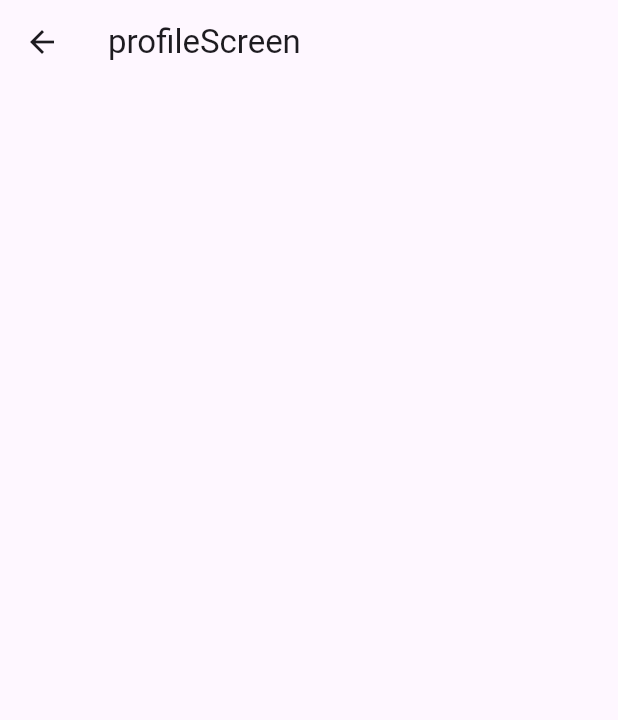
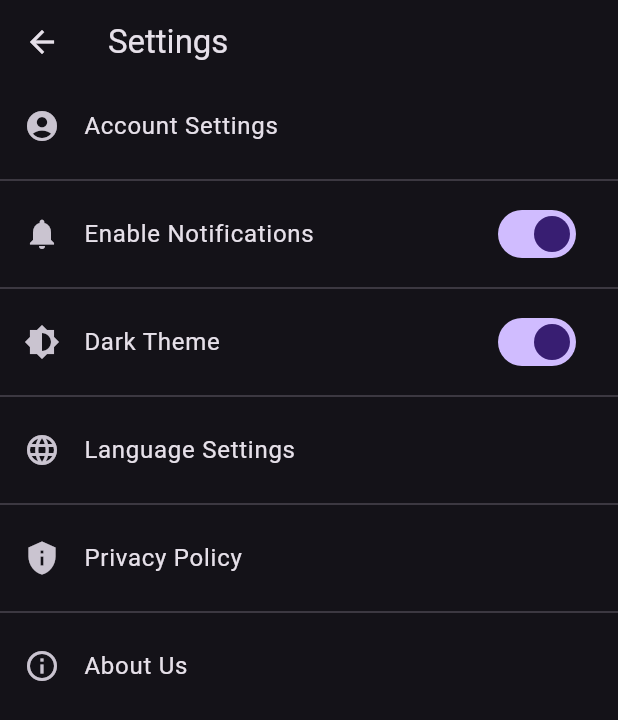
Before and after one commit to RAWAN3830/e-commerce, a Flutter app: the ProfileScreen screen opened directly, on a phone screen of 412 x 824 dp. Shown: the top 720 px of the screen. Run offline on Flutter 3.47's test engine with Material 3 defaults, Android fonts, the phone set to English and light mode, and no system bars; our stand-ins replace carousel_slider, cloud_firestore, custom_rating_bar, dio, firebase_auth, firebase_core and 3 more; missing offline and left inert: razorpay_flutter; accounts and stored records are empty; network calls fail; Roboto replaces fonts that are missing (suse).

Commit message:
feat:create Profile Screen

```diff
--- a/lib/infra/provider/api_provider.dart
+++ b/lib/infra/provider/api_provider.dart
@@ -7,7 +7,7 @@ import '../services/api_service/product_api.dart';
 class ApiProvider with ChangeNotifier {
 
   bool isLoading = false;
-  bool isTheme = false;
+  bool isTheme = true;
 
   void setLoading(bool val)
   {
--- a/lib/main.dart
+++ b/lib/main.dart
@@ -38,8 +38,9 @@ class MyApp extends StatelessWidget {
             debugShowCheckedModeBanner: false,
              theme: (theme.isTheme == false)
                   ? ThemeData(
-                fontFamily: 'suse',
-               appBarTheme: const AppBarTheme(actionsIconTheme: IconThemeData(color: Colors.black)),
+                appBarTheme: AppBarTheme(color: Colors.lightGreen),
+               textTheme: const TextTheme(titleMedium: TextStyle(fontSize: 18)),
+               // appBarTheme: const AppBarTheme(actionsIconTheme: IconThemeData(color: Colors.black)),
                 useMaterial3: true,
               )
                   : ThemeData.dark(useMaterial3: true),
--- a/lib/presentation/tabs/home_screen/home_screen.dart
+++ b/lib/presentation/tabs/home_screen/home_screen.dart
@@ -35,6 +35,8 @@ class _MainHomeScreenState extends State<MainHomeScreen> {
         resizeToAvoidBottomInset: false,
         body: SingleChildScrollView(
           child: Column(
+            mainAxisAlignment: MainAxisAlignment.center,
+            crossAxisAlignment: CrossAxisAlignment.center,
             children: [
               // const CarasoleSlider(),
               SizedBox(
--- a/lib/presentation/tabs/profile_screen/order_card_screen.dart
+++ b/lib/presentation/tabs/profile_screen/order_card_screen.dart
@@ -10,7 +10,11 @@ class OrderProductCard extends StatelessWidget {
 
   @override
   Widget build(BuildContext context) {
-    return Scaffold( body: SingleChildScrollView(
+    return Scaffold(
+      appBar: AppBar(
+        title: Text('products '),
+      ),
+      body: SingleChildScrollView(
       physics: const ClampingScrollPhysics(),
       child: ListView.builder(
         shrinkWrap: true,
--- a/lib/presentation/tabs/profile_screen/profile_screen.dart
+++ b/lib/presentation/tabs/profile_screen/profile_screen.dart
@@ -1,5 +1,7 @@
+import 'package:e_commerce/infra/provider/api_provider.dart';
 import 'package:flutter/cupertino.dart';
 import 'package:flutter/material.dart';
+import 'package:provider/provider.dart';
 
 class ProfileScreen extends StatefulWidget {
   const ProfileScreen({super.key});
@@ -9,11 +11,80 @@ class ProfileScreen extends StatefulWidget {
 }
 
 class _ProfileScreenState extends State<ProfileScreen> {
+  bool _notificationsEnabled = true;
+  @override
+  void initState() {
+    // TODO: implement initState
+    super.initState();
+    Provider.of<ApiProvider>(context,listen: false);
+
+  }
   @override
   Widget build(BuildContext context) {
     return Scaffold(
-      appBar: AppBar(title: Text('profileScreen'),),
-      body: ColoredBox(color: Colors.lightGreenAccent),
+      appBar: AppBar(
+        title: Text('Settings'), // Customize your color
+      ),
+      body: ListView(
+        children: [
+          ListTile(
+            leading: Icon(Icons.account_circle),
+            title: Text('Account Settings'),
+            onTap: () {
+              // Navigate to account settings page
+            },
+          ),
+          Divider(),
+          SwitchListTile(
+            title: Text('Enable Notifications'),
+            value: _notificationsEnabled,
+            onChanged: (bool value) {
+              setState(() {
+                _notificationsEnabled = value;
+              });
+            },
+            secondary: Icon(Icons.notifications),
+          ),
+
+          Divider(),
+          Consumer<ApiProvider>(
+            builder: (context,value,child) {
+              return SwitchListTile(
+                title: Text('Dark Theme'),
+                value: value.getTheme,
+                onChanged: (values) {
+                  value.setTheme = values;
+                },
+                secondary: Icon(Icons.brightness_6),
+              );
+            }
+          ),
+          Divider(),
+          ListTile(
+            leading: Icon(Icons.language),
+            title: Text('Language Settings'),
+            onTap: () {
+              // Navigate to language settings page
+            },
+          ),
+          Divider(),
+          ListTile(
+            leading: Icon(Icons.privacy_tip),
+            title: Text('Privacy Policy'),
+            onTap: () {
+              // Navigate to privacy policy
+            },
+          ),
+          Divider(),
+          ListTile(
+            leading: Icon(Icons.info_outline),
+            title: Text('About Us'),
+            onTap: () {
+              // Navigate to about us page
+            },
+          ),
+        ],
+      ),
     );
   }
 }
```
Also changed, not shown: lib/old_codes.dart (deleted, +0 -79 lines), lib/presentation/tabs/category_screen/category_screen.dart (+11 -13 lines), lib/presentation/tabs/profile_screen/order_details_screen.dart (+5 -7 lines), lib/presentation/tabs/tabbar_screen/tab_bar.dart (+15 -17 lines), lib/presentation/tabs/tabbar_screen/tabbat_title.dart (deleted, +0 -26 lines).
